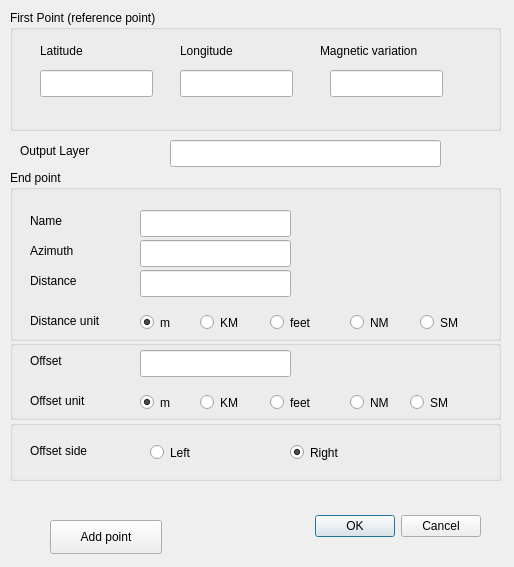
The window that qgsAzmDistOffset2LatLon/qga_azm_dist_offset2latlon_dialog_base.ui (strpaw/QGIS_plugins) describes before a commit, drawn with Qt 5.
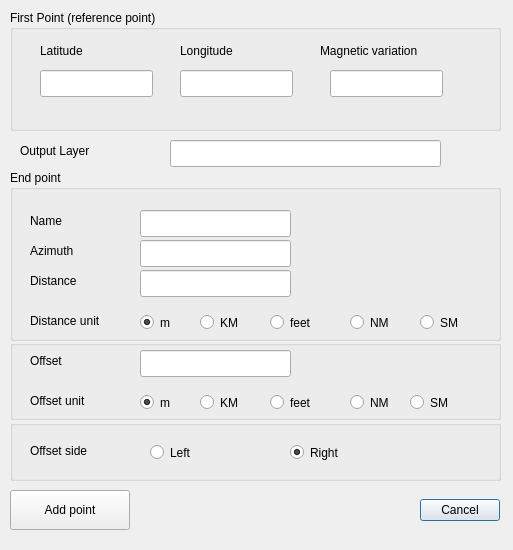
The same window after the commit.

What changed in the file:
```diff
--- a/qgsAzmDistOffset2LatLon/qga_azm_dist_offset2latlon_dialog_base.ui
+++ b/qgsAzmDistOffset2LatLon/qga_azm_dist_offset2latlon_dialog_base.ui
@@ -6,8 +6,8 @@
    <rect>
     <x>0</x>
     <y>0</y>
-    <width>514</width>
-    <height>567</height>
+    <width>513</width>
+    <height>550</height>
    </rect>
   </property>
   <property name="windowTitle">
@@ -16,17 +16,17 @@
   <widget class="QDialogButtonBox" name="button_box">
    <property name="geometry">
     <rect>
-     <x>140</x>
-     <y>510</y>
-     <width>341</width>
-     <height>32</height>
+     <x>380</x>
+     <y>490</y>
+     <width>120</width>
+     <height>40</height>
     </rect>
    </property>
    <property name="orientation">
     <enum>Qt::Horizontal</enum>
    </property>
    <property name="standardButtons">
-    <set>QDialogButtonBox::Cancel|QDialogButtonBox::Ok</set>
+    <set>QDialogButtonBox::Cancel</set>
    </property>
   </widget>
   <widget class="QGroupBox" name="gbRefPoint">
@@ -300,10 +300,10 @@
   <widget class="QPushButton" name="pbAddPoint">
    <property name="geometry">
     <rect>
-     <x>50</x>
-     <y>520</y>
-     <width>112</width>
-     <height>34</height>
+     <x>10</x>
+     <y>490</y>
+     <width>120</width>
+     <height>40</height>
     </rect>
    </property>
    <property name="text">
```
